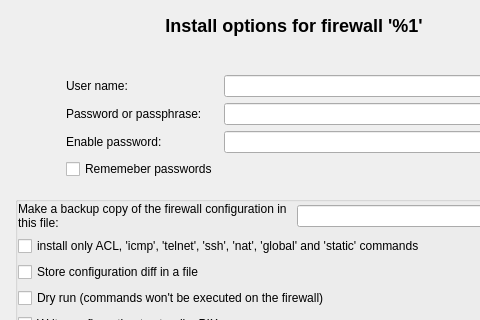
Above: src/gui/instoptionsdialog_q.ui from fwbuilder/fwbuilder before the change; both pictures show x 0 to 480 and y 0 to 320 of the 588 by 725 pixel window. Below: the same form after it.
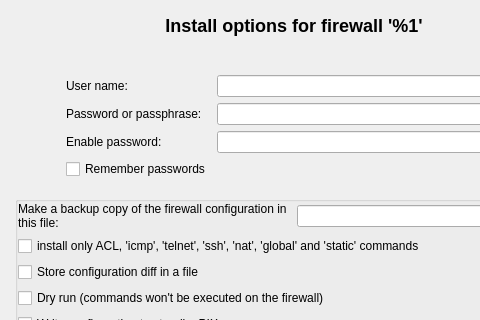
That is the form after the change.

Commit message: Remember passwords

```diff
--- a/src/gui/instoptionsdialog_q.ui
+++ b/src/gui/instoptionsdialog_q.ui
@@ -500,7 +500,7 @@
          <item row="3" column="1">
           <widget class="QCheckBox" name="rememberPass">
            <property name="text">
-            <string>Rememeber passwords</string>
+            <string>Remember passwords</string>
            </property>
           </widget>
          </item>
```
The commit also changes 4 other files.
